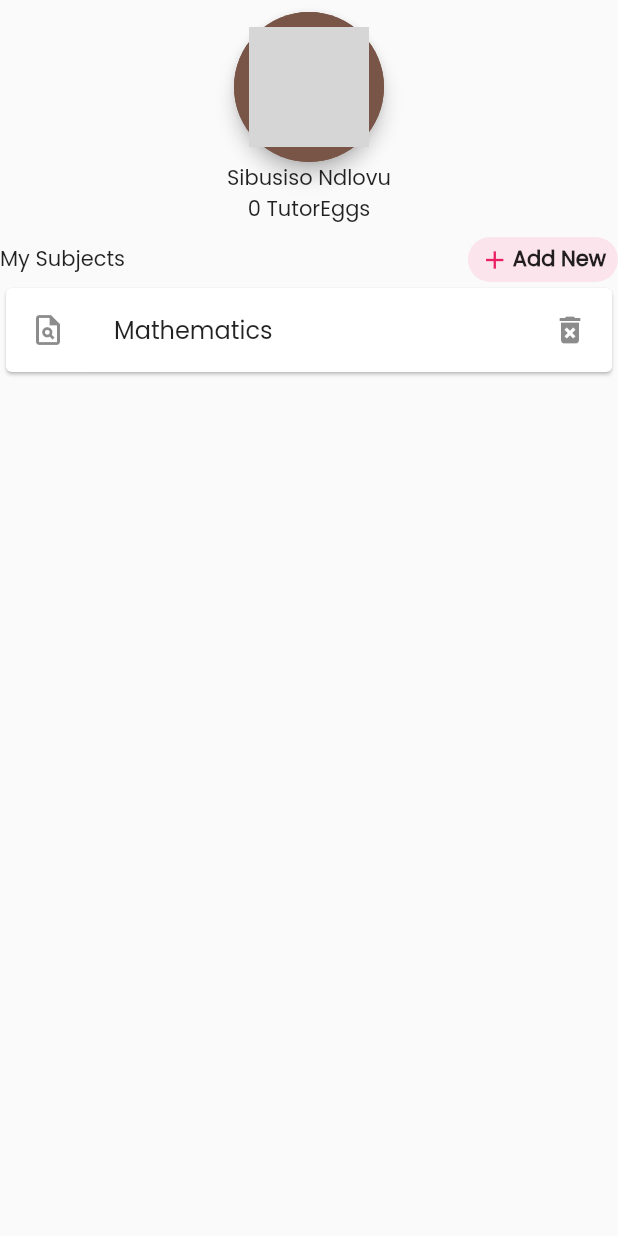
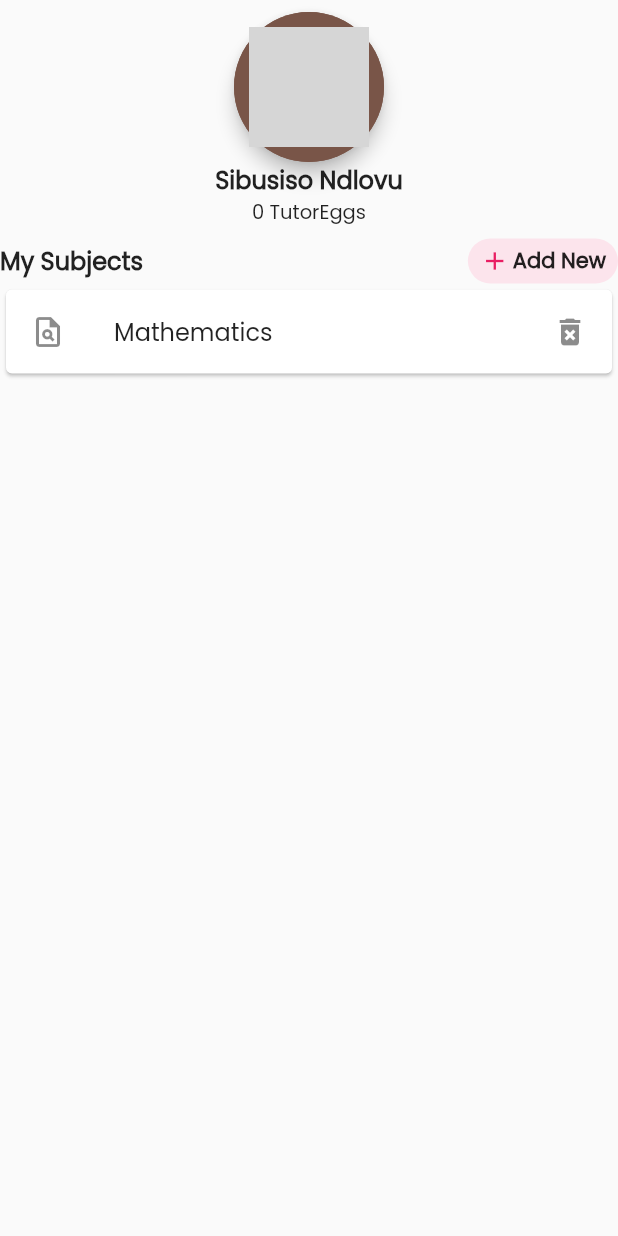
Before and after one commit to sibusisondlovu/tutornest-app, a Flutter app: the LearnerProfileScreen screen opened directly, on a phone screen of 412 x 824 dp. Run offline on Flutter 3.47's test engine with Material 2 defaults, Android fonts, the phone set to English and light mode, and no system bars; drawn by our look-alikes of circular_profile_avatar; our stand-ins replace firebase_auth, firebase_core, google_sign_in; missing offline and left inert: video_thumbnail; accounts and stored records are empty; network calls fail; grey boxes are pictures that could not be loaded.

Commit message:
google authentication and learner profile page

```diff
--- a/lib/screens/learner/learner_profile_screen.dart
+++ b/lib/screens/learner/learner_profile_screen.dart
@@ -25,7 +25,7 @@ class _LearnerProfileScreenState extends State<LearnerProfileScreen> {
           Row(
             mainAxisAlignment: MainAxisAlignment.spaceBetween,
             children: [
-              Text('My Subjects'),
+              Text('My Subjects',style: TextStyle(fontSize: 16,fontWeight: FontWeight.bold)),
               Container(
                 padding: EdgeInsets.only(left: 8,right: 8,top: 2,bottom: 2),
                 height: 30,
@@ -73,8 +73,8 @@ class _LearnerProfileScreenState extends State<LearnerProfileScreen> {
             showInitialTextAbovePicture:
             true, // setting it true will show initials text above profile picture, default false
           ),
-          Text('Sibusiso Ndlovu'),
-          Text('0 TutorEggs'),
+          Text('Sibusiso Ndlovu',style: TextStyle(fontSize: 16,fontWeight: FontWeight.bold)),
+          Text('0 TutorEggs',style: TextStyle(fontSize: 13)),
         ],
       ),
     );
```
